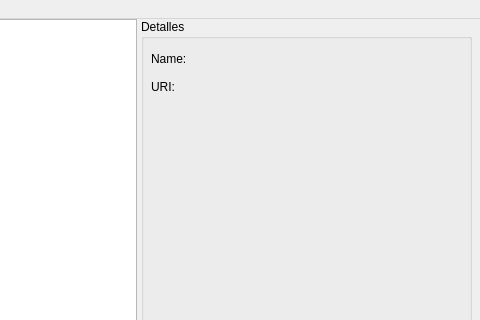
Old version of the form view/mainwindow.ui in the repository BennyFranco/WeatherDataProcessing; both pictures show x 119 to 599 and y 0 to 320 of the 599 by 504 pixel window.
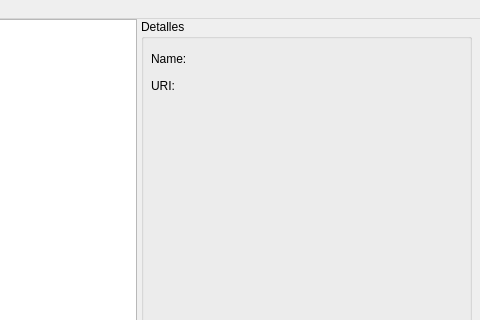
New version of the form.

Commit message: fileURI label was updated

```diff
--- a/view/mainwindow.ui
+++ b/view/mainwindow.ui
@@ -55,12 +55,36 @@
        <x>10</x>
        <y>60</y>
        <width>311</width>
-       <height>16</height>
+       <height>71</height>
       </rect>
      </property>
+     <property name="maximumSize">
+      <size>
+       <width>311</width>
+       <height>71</height>
+      </size>
+     </property>
      <property name="text">
       <string>URI:</string>
      </property>
+     <property name="textFormat">
+      <enum>Qt::AutoText</enum>
+     </property>
+     <property name="alignment">
+      <set>Qt::AlignLeading|Qt::AlignLeft|Qt::AlignTop</set>
+     </property>
+     <property name="wordWrap">
+      <bool>true</bool>
+     </property>
+     <property name="margin">
+      <number>1</number>
+     </property>
+     <property name="indent">
+      <number>0</number>
+     </property>
+     <property name="textInteractionFlags">
+      <set>Qt::LinksAccessibleByMouse|Qt::TextSelectableByKeyboard|Qt::TextSelectableByMouse</set>
+     </property>
     </widget>
    </widget>
    <widget class="QPushButton" name="pushButton">
```
The commit also changes 2 other files.
